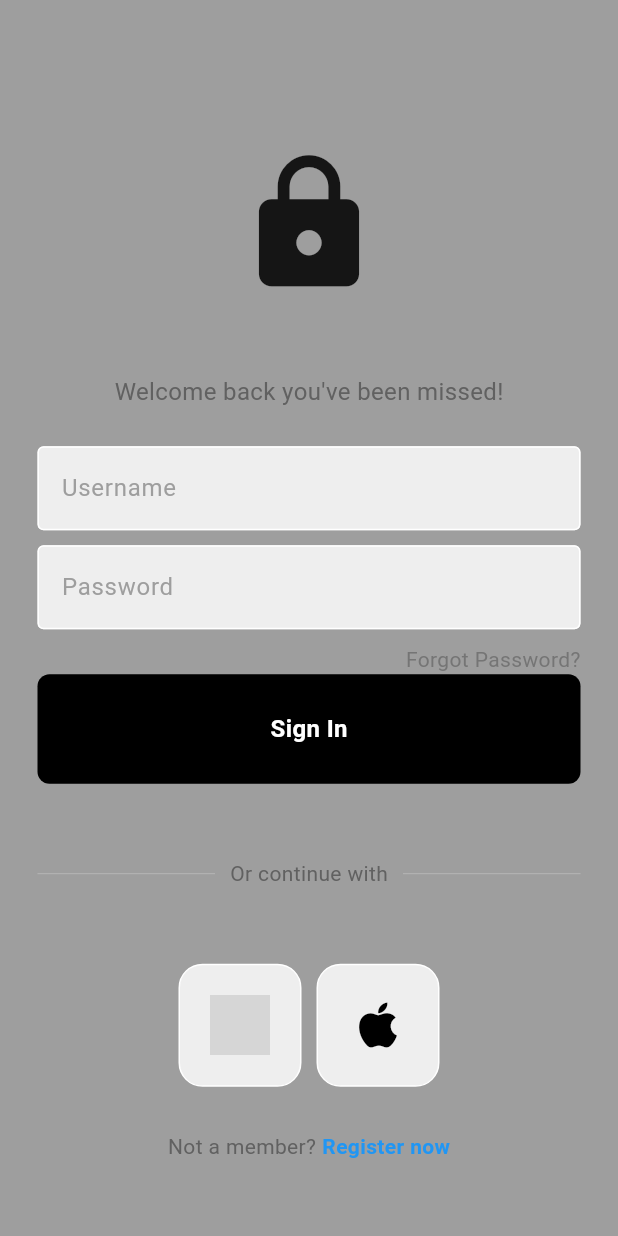
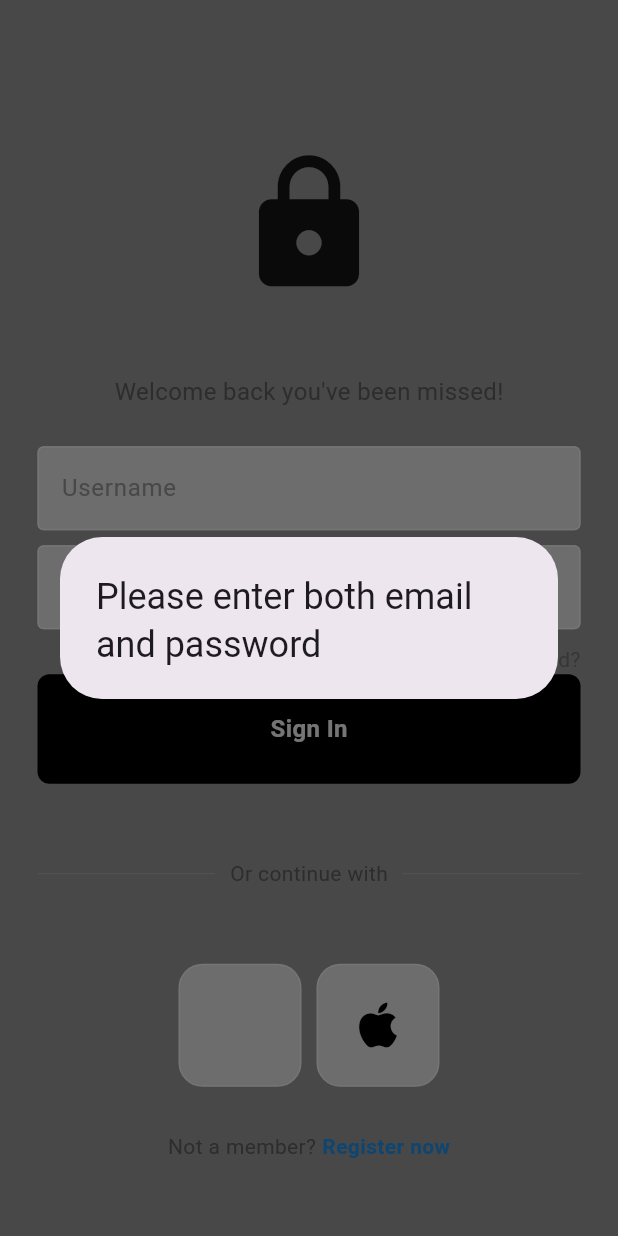
Before and after one commit to hpzynha/auth_project, a Flutter app: the screen it shows after launch, after a tap on "Sign In", on a phone screen of 412 x 824 dp. Run offline on Flutter 3.47's test engine with Material 3 defaults, Android fonts, the phone set to English and light mode, and no system bars; our stand-ins replace firebase_auth, firebase_core; accounts and stored records are empty; network calls fail; grey boxes are pictures that could not be loaded.

Commit message:
fixing sign in function

```diff
--- a/lib/pages/login_page.dart
+++ b/lib/pages/login_page.dart
@@ -17,56 +17,57 @@ class _LoginPageState extends State<LoginPage> {
   final passwordController = TextEditingController();
 
   void signUserIn() async {
-    //show loading circle
+    final email = emailController.text.trim();
+    final password = passwordController.text.trim();
+    if (email.isEmpty || password.isEmpty) {
+      showErrorDialog('Please enter both email and password');
+      return;
+    }
+    // Show loading circle
     showDialog(
-        context: context,
-        builder: (context) {
-          return const Center(
-            child: CircularProgressIndicator(),
-          );
-        });
-    //try sign in
+      context: context,
+      builder: (context) {
+        return const Center(
+          child: CircularProgressIndicator(),
+        );
+      },
+    );
+
+    // Try sign in
     try {
       await FirebaseAuth.instance.signInWithEmailAndPassword(
-        email: emailController.text,
-        password: passwordController.text,
+        email: email,
+        password: password,
       );
-      //pop the  indicator
+      // Pop the indicator
       Navigator.pop(context);
     } on FirebaseAuthException catch (e) {
-      //pop the circular progree indicator
+      // Pop the circular progress indicator
       Navigator.pop(context);
-      //Wrong email
+      print('Firebase Authentication Exception: ${e.message}');
+      // Wrong email
       if (e.code == 'user-not-found') {
-        //show error to user
-        wrongEmailMessage();
+        // Show error to user
+        showErrorDialog('Incorrect email');
       }
-      //Wrong password
+      // Wrong password
       else if (e.code == 'wrong-password') {
-        //show wrong password message
-        wrongPasswordMessage();
+        // Show wrong password message
+        showErrorDialog('Incorrect password');
+      } else {
+        showErrorDialog('Ah error occurred. Please try again later');
       }
     }
   }
 
   //Wrong email message popuopp
 
-  wrongEmailMessage() {
+  void showErrorDialog(String errorMessage) {
     showDialog(
         context: context,
         builder: (context) {
-          return const AlertDialog(
-            title: Text('Incorrect Email'),
-          );
-        });
-  }
-
-  wrongPasswordMessage() {
-    showDialog(
-        context: context,
-        builder: (context) {
-          return const AlertDialog(
-            title: Text('Incorrect password'),
+          return AlertDialog(
+            title: Text(errorMessage),
           );
         });
   }
```
